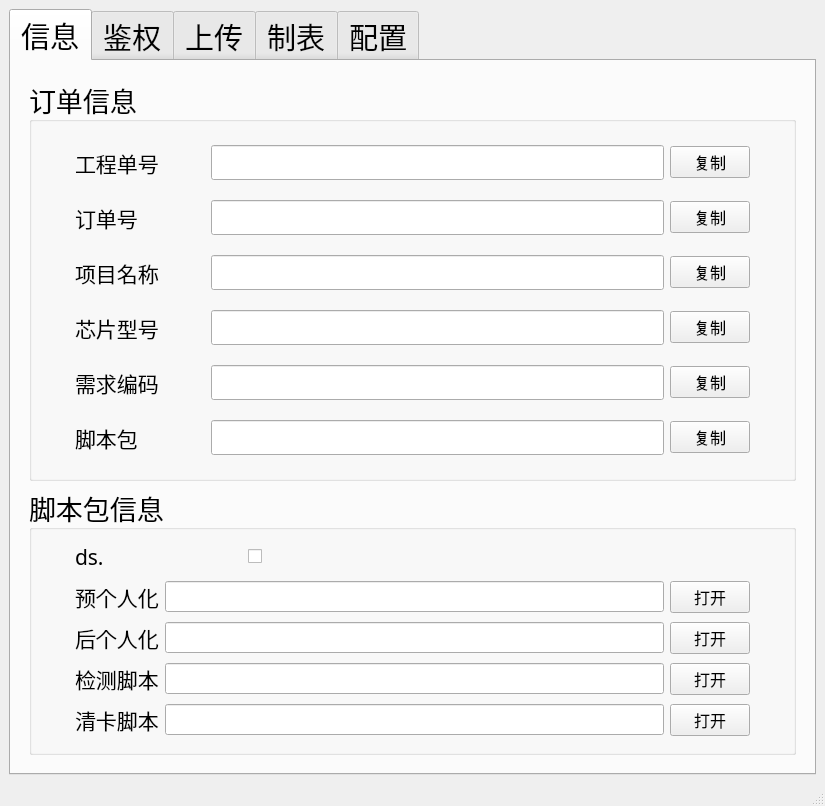
Above: res/ui/main_window.ui from zelviner/DataHandler before the change. Below: the same form after it.
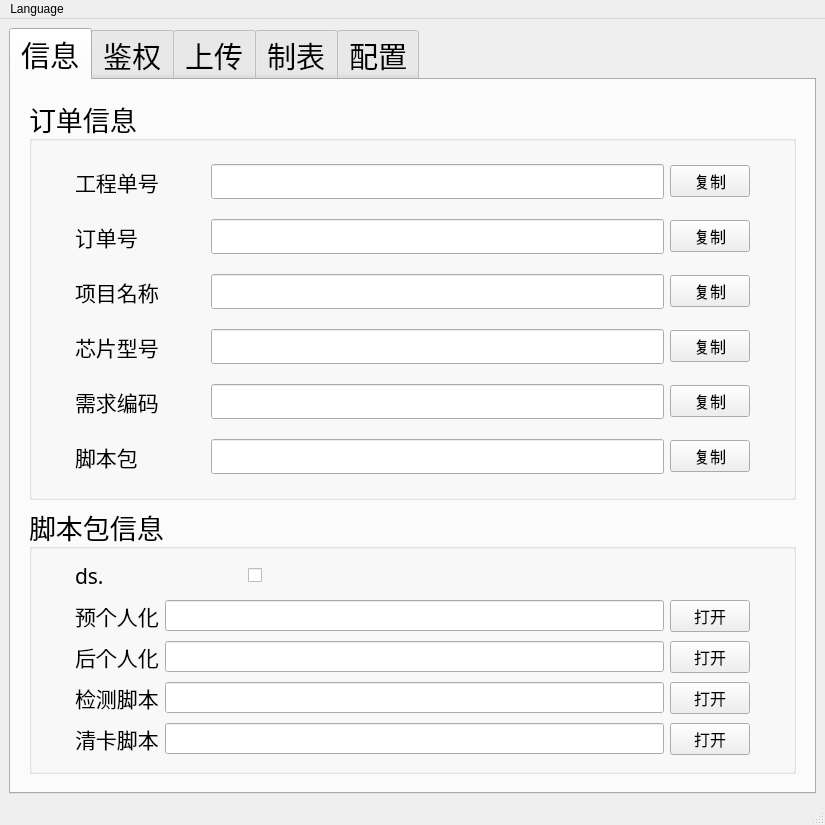
That is the form after the change.

Commit message: feat(ui): 添加英文和中文翻译功能

What changed in the file:
```diff
--- a/res/ui/main_window.ui
+++ b/res/ui/main_window.ui
@@ -2434,6 +2434,34 @@
    </layout>
   </widget>
   <widget class="QStatusBar" name="statusbar"/>
+  <widget class="QMenuBar" name="menuBar">
+   <property name="geometry">
+    <rect>
+     <x>0</x>
+     <y>0</y>
+     <width>825</width>
+     <height>22</height>
+    </rect>
+   </property>
+   <widget class="QMenu" name="menu">
+    <property name="title">
+     <string>Language</string>
+    </property>
+    <addaction name="chinese_action"/>
+    <addaction name="english_action"/>
+   </widget>
+   <addaction name="menu"/>
+  </widget>
+  <action name="chinese_action">
+   <property name="text">
+    <string>Chinese</string>
+   </property>
+  </action>
+  <action name="english_action">
+   <property name="text">
+    <string>English</string>
+   </property>
+  </action>
  </widget>
  <resources/>
  <connections/>
```
The commit also changes 7 other files.
